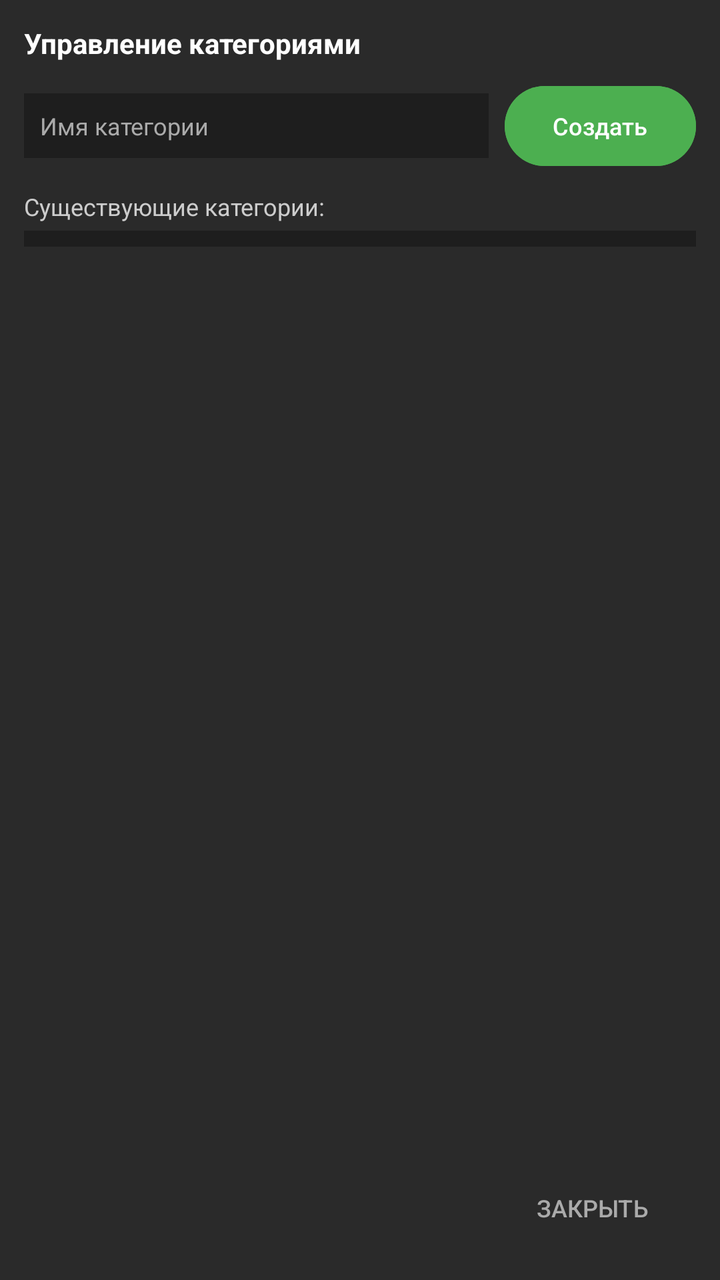
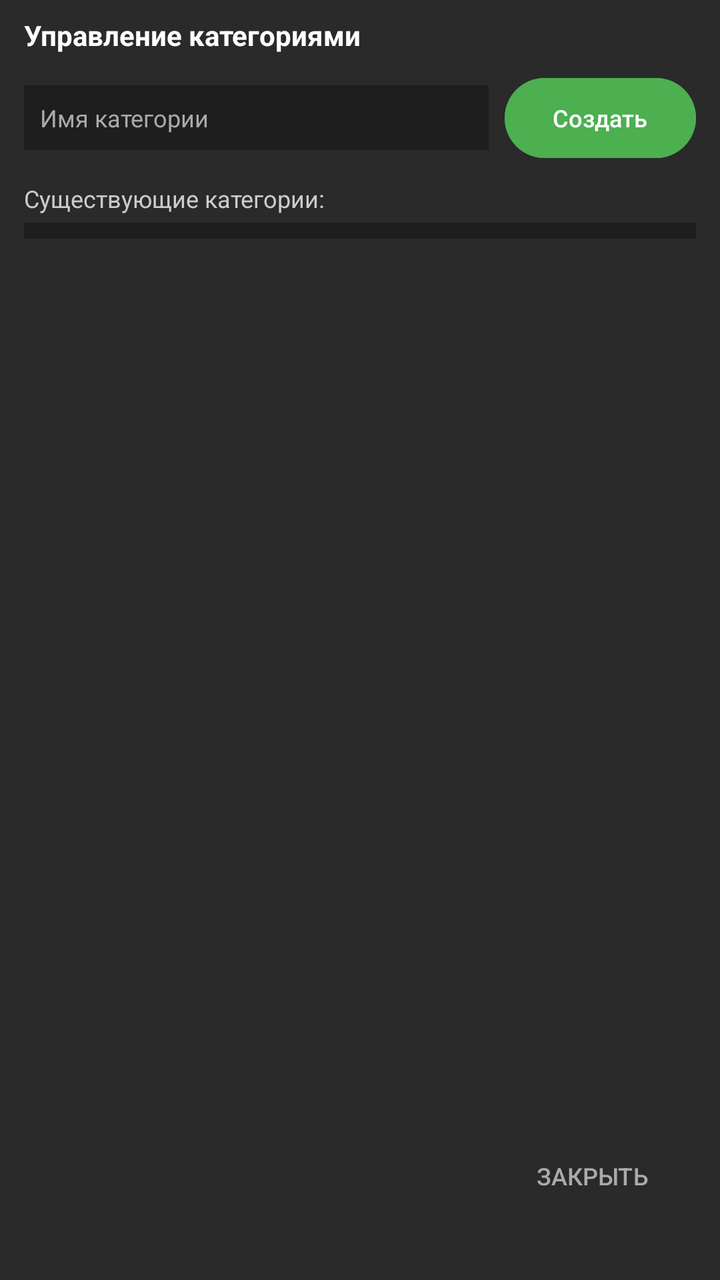

An Android layout rendered at two revisions. The XML below is the earlier revision; the diff shows what the commit changed to produce the second picture.
<!-- AndroidManifest.xml: application theme Theme.MediaKeyboard -->
<!-- res/layout/dialog_manage_categories.xml -->
<?xml version="1.0" encoding="utf-8"?>
<ScrollView xmlns:android="http://schemas.android.com/apk/res/android"
    android:layout_width="match_parent"
    android:layout_height="match_parent"
    android:fillViewport="true"
    android:background="#FF2A2A2A">

    <LinearLayout
        android:layout_width="match_parent"
        android:layout_height="wrap_content"
        android:orientation="vertical"
        android:padding="12dp">

        <TextView
            android:layout_width="wrap_content"
            android:layout_height="wrap_content"
            android:text="Управление категориями"
            android:textColor="#FFFFFFFF"
            android:textSize="14sp"
            android:textStyle="bold"
            android:layout_marginBottom="8dp" />

        <LinearLayout
            android:layout_width="match_parent"
            android:layout_height="wrap_content"
            android:orientation="horizontal">

            <EditText
                android:id="@+id/inputCategoryName"
                android:layout_width="0dp"
                android:layout_height="wrap_content"
                android:layout_weight="1"
                android:hint="Имя категории"
                android:textColorHint="#FFAAAAAA"
                android:textColor="#FFFFFFFF"
                android:background="#FF1E1E1E"
                android:padding="8dp"
                android:textSize="12sp"
                android:inputType="textCapWords" />

            <Button
                android:id="@+id/btnAddCategory"
                android:layout_width="wrap_content"
                android:layout_height="wrap_content"
                android:layout_marginStart="8dp"
                android:text="Создать"
                android:textSize="12sp"
                android:backgroundTint="#FF4CAF50"
                android:textColor="#FFFFFFFF" />
        </LinearLayout>

        <TextView
            android:layout_width="wrap_content"
            android:layout_height="wrap_content"
            android:text="Существующие категории:"
            android:textColor="#FFCCCCCC"
            android:textSize="12sp"
            android:layout_marginTop="8dp"
            android:layout_marginBottom="4dp" />

        <LinearLayout
            android:id="@+id/existingCategoriesContainer"
            android:layout_width="match_parent"
            android:layout_height="wrap_content"
            android:orientation="vertical"
            android:background="#FF1E1E1E"
            android:padding="4dp" />

        <View
            android:layout_width="match_parent"
            android:layout_height="0dp"
            android:layout_weight="1" />

        <Button
            android:id="@+id/btnClose"
            style="?android:attr/borderlessButtonStyle"
            android:layout_width="wrap_content"
            android:layout_height="wrap_content"
            android:layout_gravity="end"
            android:layout_marginTop="8dp"
            android:text="Закрыть"
            android:textColor="#FFAAAAAA"
            android:textSize="12sp" />
    </LinearLayout>
</ScrollView>
<!-- resources referenced by this layout -->
<resources>
  <style name="Theme.MediaKeyboard" parent="Base.Theme.MediaKeyboard" />
  <style name="Base.Theme.MediaKeyboard" parent="Theme.Material3.DayNight.NoActionBar">
          
          
      </style>
</resources>

<!-- the commit's change to res/layout/dialog_manage_categories.xml (unified diff, before → after) -->
@@ -9,7 +9,11 @@
         android:layout_width="match_parent"
         android:layout_height="wrap_content"
         android:orientation="vertical"
-        android:padding="12dp">
+        android:paddingStart="12dp"
+        android:paddingTop="8dp"
+        android:paddingEnd="12dp"
+        android:paddingBottom="28dp"
+        android:clipToPadding="false">
 
         <TextView
             android:layout_width="wrap_content"
